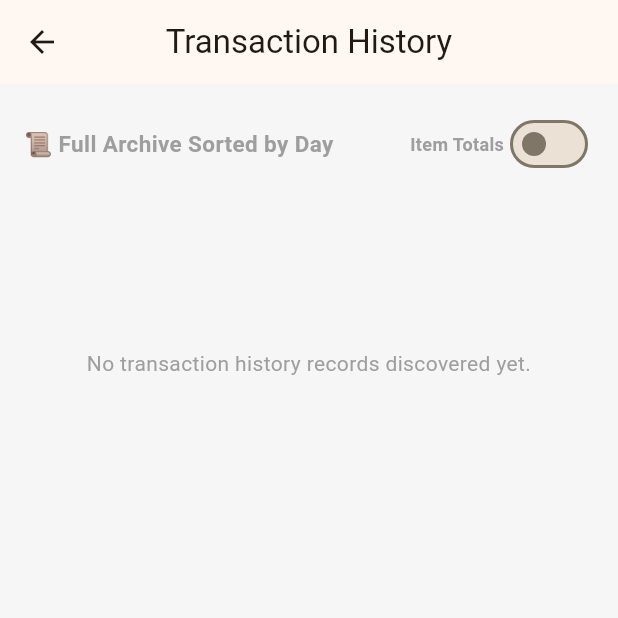
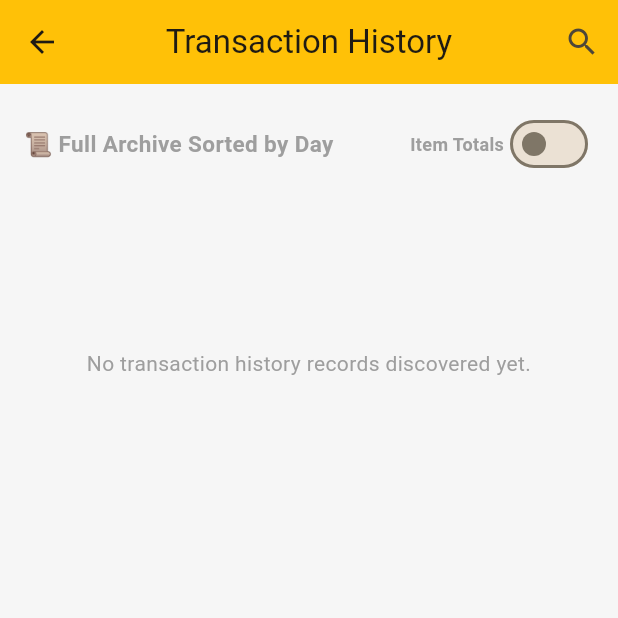
Before and after one commit to sopyaycreator/NguWar-Retail, a Flutter app: the screen it shows after launch, after a tap on "📜 Completed Transaction Logs", on a phone screen of 412 x 824 dp, the top half of it. Run offline on Flutter 3.47's test engine with Material 3 defaults, Android fonts, the phone set to English and light mode, and no system bars; our stand-ins replace flutter_animate, sqflite; missing offline and left inert: mobile_scanner; accounts and stored records are empty.

Commit message:
change_tab&add_searchLogic

```diff
--- a/lib/main.dart
+++ b/lib/main.dart
@@ -49,6 +49,7 @@ class _HomePageState extends State<HomePage> {
   bool _trackStock = true;
   int _saleEffect = 1;
   bool _isScanningCode = false;
+  int _selectedIndex = 0;
 
   @override
   void initState() {
@@ -401,7 +402,9 @@ class _HomePageState extends State<HomePage> {
 
   @override
   Widget build(BuildContext context) {
-    return Scaffold(
+    return DefaultTabController(
+      length: 2,
+      child: Scaffold(
         key: _scaffoldKey,
         onDrawerChanged: (isOpened) {
           if (isOpened) {
@@ -412,7 +415,7 @@ class _HomePageState extends State<HomePage> {
         },
         backgroundColor: const Color(0xFFF6F6F6),
         appBar: AppBar(
-        title: const Text("Home Product Stock"),
+          title: const Text("🛒 Stock"),
           centerTitle: true,
           backgroundColor: Colors.amber,
           actions: [
@@ -488,7 +491,6 @@ class _HomePageState extends State<HomePage> {
                         setState(() {
                           _saleEffect = value ?? 1;
                         });
-                      debugPrint("Scanner typing: [$value]");
                       },
                     ),
                     const SizedBox(height: 16),
@@ -504,7 +506,6 @@ class _HomePageState extends State<HomePage> {
                           ),
                           onChanged: (value) async {
                             if (value.trim().isEmpty) return;
-                          debugPrint("Scanner typing: [$value]");
 
                             final matched = await DBHelper.getItemByBarcode(
                               value.trim(),
@@ -560,7 +561,8 @@ class _HomePageState extends State<HomePage> {
                               ),
                               actions: [
                                 TextButton(
-                                onPressed: () => Navigator.of(dialogCtx).pop(),
+                                  onPressed: () =>
+                                      Navigator.of(dialogCtx).pop(),
                                   child: const Text("Cancel"),
                                 ),
                               ],
@@ -622,8 +624,6 @@ class _HomePageState extends State<HomePage> {
                       ),
                     ),
                   ),
-
-
                   const SizedBox(height: 12),
                   GestureDetector(
                     onTap: () {
@@ -668,7 +668,33 @@ class _HomePageState extends State<HomePage> {
             ),
           ),
         ),
-      body: Padding(
+        body: IndexedStack(
+          index: _selectedIndex,
+          children: [_buildHomeTab(), _buildInventoryTab()],
+        ),
+        bottomNavigationBar: BottomNavigationBar(
+          currentIndex: _selectedIndex,
+          onTap: (index) {
+            setState(() {
+              _selectedIndex = index;
+            });
+          },
+          selectedItemColor: Colors.amber.shade900,
+          unselectedItemColor: Colors.grey,
+          items: const [
+            BottomNavigationBarItem(icon: Icon(Icons.home), label: "Home"),
+            BottomNavigationBarItem(
+              icon: Icon(Icons.inventory_2),
+              label: "Inventory",
+            ),
+          ],
+        ),
+      ),
+    );
+  }
+
+  Widget _buildHomeTab() {
+    return Padding(
       padding: const EdgeInsets.all(12.0),
       child: Column(
         children: [
@@ -723,8 +749,7 @@ class _HomePageState extends State<HomePage> {
                         final int saleEffect =
                             (cartItem['saleEffect'] as num?)?.toInt() ?? 1;
                         final double unitPrice =
-                              (cartItem['priceUnit'] as num?)?.toDouble() ??
-                              0.0;
+                            (cartItem['priceUnit'] as num?)?.toDouble() ?? 0.0;
                         final int qty =
                             (cartItem['quantity'] as num?)?.toInt() ?? 0;
                         final String name =
@@ -833,7 +858,7 @@ class _HomePageState extends State<HomePage> {
               Navigator.of(context)
                   .push(
                     MaterialPageRoute(
-                        builder: (context) => const InventoryPage(),
+                      builder: (context) => const TransactionHistoryPage(),
                     ),
                   )
                   .then((_) {
@@ -849,17 +874,16 @@ class _HomePageState extends State<HomePage> {
                   mainAxisAlignment: MainAxisAlignment.spaceBetween,
                   children: [
                     Text(
-                        "📦 Inventory",
+                      "📜 Completed Transaction Logs",
                       style: TextStyle(
                         fontSize: 15,
                         fontWeight: FontWeight.bold,
-                          color: Colors.grey,
                       ),
                     ),
                     Icon(
                       Icons.arrow_forward_ios,
                       size: 14,
-                        color: Colors.grey,
+                      color: Colors.black,
                     ),
                   ],
                 ),
@@ -868,7 +892,155 @@ class _HomePageState extends State<HomePage> {
           ),
           const SizedBox(height: 6),
           Expanded(
-              flex: 4,
+            flex: 3,
+            child: FutureBuilder<List<Map<String, Object?>>>(
+              future: DBHelper.getSales(),
+              builder: (context, snapshot) {
+                if (!snapshot.hasData) {
+                  return const Center(child: CircularProgressIndicator());
+                }
+
+                final historyLogs = snapshot.data!;
+                if (historyLogs.isEmpty) {
+                  return const Center(
+                    child: Text(
+                      "No transaction history records discovered yet.",
+                    ),
+                  );
+                }
+
+                final Map<String, List<Map<String, Object?>>> groupedLogs = {};
+
+                for (final sale in historyLogs) {
+                  final String rawDateStr = sale['saleDate']?.toString() ?? '';
+                  final String dateKey = rawDateStr.length >= 10
+                      ? rawDateStr.substring(0, 10)
+                      : "Unknown Date";
+
+                  groupedLogs.putIfAbsent(dateKey, () => []);
+                  groupedLogs[dateKey]!.add(sale);
+                }
+
+                final List<String> sortedDates = groupedLogs.keys.toList();
+
+                return ListView.builder(
+                  itemCount: sortedDates.length,
+                  itemBuilder: (context, dateIndex) {
+                    final String dateHeader = sortedDates[dateIndex];
+                    final List<Map<String, Object?>> dailySales =
+                        groupedLogs[dateHeader]!;
+
+                    return Column(
+                      crossAxisAlignment: CrossAxisAlignment.start,
+                      children: [
+                        Padding(
+                          padding: const EdgeInsets.symmetric(
+                            vertical: 8.0,
+                            horizontal: 4.0,
+                          ),
+                          child: Container(
+                            padding: const EdgeInsets.symmetric(
+                              horizontal: 10,
+                              vertical: 4,
+                            ),
+                            decoration: BoxDecoration(
+                              color: Colors.grey.shade300,
+                              borderRadius: BorderRadius.circular(4),
+                            ),
+                            child: Text(
+                              "📅 $dateHeader",
+                              style: TextStyle(
+                                fontSize: 12,
+                                fontWeight: FontWeight.bold,
+                                color: Colors.grey.shade800,
+                              ),
+                            ),
+                          ),
+                        ),
+                        ...dailySales.map((saleRecord) {
+                          final String saleDate =
+                              saleRecord['saleDate']?.toString() ?? '';
+                          final String timeDisplay = saleDate.length >= 16
+                              ? saleDate.substring(11, 16)
+                              : "00:00";
+
+                          final String type =
+                              saleRecord['type']?.toString() ?? '';
+                          final double price =
+                              (saleRecord['price'] as num?)?.toDouble() ?? 0.0;
+                          final int id =
+                              (saleRecord['id'] as num?)?.toInt() ?? 0;
+
+                          return Card(
+                            margin: const EdgeInsets.only(bottom: 6),
+                            child: ListTile(
+                              dense: true,
+                              leading: const Icon(
+                                Icons.receipt_long,
+                                color: Colors.green,
+                              ),
+                              title: Text(
+                                type,
+                                style: const TextStyle(
+                                  fontWeight: FontWeight.w500,
+                                ),
+                              ),
+                              subtitle: Text(
+                                "Time: $timeDisplay",
+                                style: const TextStyle(fontSize: 11),
+                              ),
+                              trailing: Row(
+                                mainAxisSize: MainAxisSize.min,
+                                children: [
+                                  Text(
+                                    "${price.toStringAsFixed(0)} MMK",
+                                    style: const TextStyle(
+                                      fontWeight: FontWeight.bold,
+                                      color: Colors.green,
+                                    ),
+                                  ),
+                                  IconButton(
+                                    icon: const Icon(
+                                      Icons.delete,
+                                      color: Colors.red,
+                                      size: 16,
+                                    ),
+                                    onPressed: () async {
+                                      await DBHelper.deleteSale(id);
+                                      setState(() {});
+                                    },
+                                  ),
+                                ],
+                              ),
+                            ),
+                          );
+                        }),
+                      ],
+                    );
+                  },
+                );
+              },
+            ),
+          ),
+        ],
+      ),
+    );
+  }
+
+  Widget _buildInventoryTab() {
+    return Padding(
+      padding: const EdgeInsets.all(12.0),
+      child: Column(
+        children: [
+          const Align(
+            alignment: Alignment.centerLeft,
+            child: Text(
+              "📦 Inventory",
+              style: TextStyle(fontSize: 16, fontWeight: FontWeight.bold),
+            ),
+          ),
+          const SizedBox(height: 6),
+          Expanded(
             child: FutureBuilder<List<Map<String, Object?>>>(
               future: DBHelper.getItems(),
               builder: (context, snapshot) {
@@ -968,181 +1140,7 @@ class _HomePageState extends State<HomePage> {
               },
             ),
           ),
-            const Divider(height: 24, thickness: 1),
-            GestureDetector(
-              onTap: () {
-                Navigator.of(context)
-                    .push(
-                      MaterialPageRoute(
-                        builder: (context) => const TransactionHistoryPage(),
-                      ),
-                    )
-                    .then((_) {
-                      setState(() {});
-                    });
-              },
-              child: MouseRegion(
-                cursor: SystemMouseCursors.click,
-                child: Container(
-                  padding: const EdgeInsets.symmetric(vertical: 4.0),
-                  color: Colors.transparent,
-                  child: const Row(
-                    mainAxisAlignment: MainAxisAlignment.spaceBetween,
-                    children: [
-                      Text(
-                        "📜 Completed Transaction Logs",
-                        style: TextStyle(
-                          fontSize: 15,
-                          fontWeight: FontWeight.bold,
-                        ),
-                      ),
-                      Icon(
-                        Icons.arrow_forward_ios,
-                        size: 14,
-                        color: Colors.black,
-                      ),
         ],
-                  ),
-                ),
-              ),
-            ),
-            const SizedBox(height: 6),
-            Expanded(
-              flex: 3,
-              child: FutureBuilder<List<Map<String, Object?>>>(
-                future: DBHelper.getSales(),
-                builder: (context, snapshot) {
-                  if (!snapshot.hasData) {
-                    return const Center(child: CircularProgressIndicator());
-                  }
-
-                  final historyLogs = snapshot.data!;
-                  if (historyLogs.isEmpty) {
-                    return const Center(
-                      child: Text(
-                        "No transaction history records discovered yet.",
-                      ),
-                    );
-                  }
-
-                  final Map<String, List<Map<String, Object?>>> groupedLogs =
-                      {};
-
-                  for (final sale in historyLogs) {
-                    final String rawDateStr =
-                        sale['saleDate']?.toString() ?? '';
-                    final String dateKey = rawDateStr.length >= 10
-                        ? rawDateStr.substring(0, 10)
-                        : "Unknown Date";
-
-                    groupedLogs.putIfAbsent(dateKey, () => []);
-                    groupedLogs[dateKey]!.add(sale);
-                  }
-
-                  final List<String> sortedDates = groupedLogs.keys.toList();
-
-                  return ListView.builder(
-                    itemCount: sortedDates.length,
-                    itemBuilder: (context, dateIndex) {
-                      final String dateHeader = sortedDates[dateIndex];
-                      final List<Map<String, Object?>> dailySales =
-                          groupedLogs[dateHeader]!;
-
-                      return Column(
-                        crossAxisAlignment: CrossAxisAlignment.start,
-                        children: [
-                          Padding(
-                            padding: const EdgeInsets.symmetric(
-                              vertical: 8.0,
-                              horizontal: 4.0,
-                            ),
-                            child: Container(
-                              padding: const EdgeInsets.symmetric(
-                                horizontal: 10,
-                                vertical: 4,
-                              ),
-                              decoration: BoxDecoration(
-                                color: Colors.grey.shade300,
-                                borderRadius: BorderRadius.circular(4),
-                              ),
-                              child: Text(
-                                "📅 $dateHeader",
-                                style: TextStyle(
-                                  fontSize: 12,
-                                  fontWeight: FontWeight.bold,
-                                  color: Colors.grey.shade800,
-                                ),
-                              ),
-                            ),
-                          ),
-                          ...dailySales.map((saleRecord) {
-                            final String saleDate =
-                                saleRecord['saleDate']?.toString() ?? '';
-                            final String timeDisplay = saleDate.length >= 16
-                                ? saleDate.substring(11, 16)
-                                : "00:00";
-
-                            final String type =
-                                saleRecord['type']?.toString() ?? '';
-                            final double price =
-                                (saleRecord['price'] as num?)?.toDouble() ??
-                                0.0;
-                            final int id =
-                                (saleRecord['id'] as num?)?.toInt() ?? 0;
-
-                            return Card(
-                              margin: const EdgeInsets.only(bottom: 6),
-                              child: ListTile(
-                                dense: true,
-                                leading: const Icon(
-                                  Icons.receipt_long,
-                                  color: Colors.green,
-                                ),
-                                title: Text(
-                                  type,
-                                  style: const TextStyle(
-                                    fontWeight: FontWeight.w500,
-                                  ),
-                                ),
-                                subtitle: Text(
-                                  "Time: $timeDisplay",
-                                  style: const TextStyle(fontSize: 11),
-                                ),
-                                trailing: Row(
-                                  mainAxisSize: MainAxisSize.min,
-                                  children: [
-                                    Text(
-                                      "${price.toStringAsFixed(0)} MMK",
-                                      style: const TextStyle(
-                                        fontWeight: FontWeight.bold,
-                                        color: Colors.green,
-                                      ),
-                                    ),
-                                    IconButton(
-                                      icon: const Icon(
-                                        Icons.delete,
-                                        color: Colors.red,
-                                        size: 16,
-                                      ),
-                                      onPressed: () async {
-                                        await DBHelper.deleteSale(id);
-                                        setState(() {});
-                                      },
-                                    ),
-                                  ],
-                                ),
-                              ),
-                            );
-                          }),
-                        ],
-                      );
-                    },
-                  );
-                },
-              ),
-            ),
-          ],
-        ),
       ),
     );
   }
--- a/lib/transaction_history_page.dart
+++ b/lib/transaction_history_page.dart
@@ -13,6 +13,38 @@ class _TransactionHistoryPageState extends State<TransactionHistoryPage> {
       GlobalKey<RefreshIndicatorState>();
 
   bool _showDailyItemTotals = false;
+  DateTime? _selectedFilterDate;
+  String? _selectedFilterDateText;
+  Future<void> _pickFilterDate() async {
+    final DateTime now = DateTime.now();
+
+    final DateTime? picked = await showDatePicker(
+      context: context,
+      initialDate: _selectedFilterDate ?? now,
+      firstDate: DateTime(2020),
+      lastDate: DateTime(2100),
+      helpText: 'Select transaction date',
+    );
+
+    if (picked == null) return;
+
+    final String formatted =
+        "${picked.year.toString().padLeft(4, '0')}-"
+        "${picked.month.toString().padLeft(2, '0')}-"
+        "${picked.day.toString().padLeft(2, '0')}";
+
+    setState(() {
+      _selectedFilterDate = picked;
+      _selectedFilterDateText = formatted;
+    });
+  }
+
+  void _clearFilterDate() {
+    setState(() {
+      _selectedFilterDate = null;
+      _selectedFilterDateText = null;
+    });
+  }
 
   Map<String, Map<String, int>> _buildDailyItemTotals(
     List<Map<String, dynamic>> historyLogs,
@@ -54,6 +86,20 @@ class _TransactionHistoryPageState extends State<TransactionHistoryPage> {
         title: const Text("Transaction History"),
         centerTitle: true,
         elevation: 0,
+        backgroundColor: Colors.amber,
+        actions: [
+          IconButton(
+            tooltip: "Search by date",
+            onPressed: _pickFilterDate,
+            icon: const Icon(Icons.search),
+          ),
+          if (_selectedFilterDateText != null)
+            IconButton(
+              tooltip: "Clear date filter",
+              onPressed: _clearFilterDate,
+              icon: const Icon(Icons.close),
+            ),
+        ],
       ),
       body: SafeArea(
         child: Padding(
@@ -65,6 +111,9 @@ class _TransactionHistoryPageState extends State<TransactionHistoryPage> {
                 crossAxisAlignment: CrossAxisAlignment.center,
                 children: [
                   Expanded(
+                    child: Row(
+                      children: [
+                        Expanded(
                           child: Text(
                             _showDailyItemTotals
                                 ? "📦 Daily Item Totals"
@@ -74,6 +123,11 @@ class _TransactionHistoryPageState extends State<TransactionHistoryPage> {
                               fontWeight: FontWeight.bold,
                               color: Colors.grey,
                             ),
+                          ),
+                        ),
+
+
+                      ],
                     ),
                   ),
                   const SizedBox(width: 8),
@@ -95,6 +149,17 @@ class _TransactionHistoryPageState extends State<TransactionHistoryPage> {
                   ),
                 ],
               ),
+              if (_selectedFilterDateText != null) ...[
+                const SizedBox(height: 6),
+                Text(
+                  "Filtered date: $_selectedFilterDateText",
+                  style: const TextStyle(
+                    fontSize: 12,
+                    fontWeight: FontWeight.w600,
+                    color: Colors.deepOrange,
+                  ),
+                ),
+              ],
               const SizedBox(height: 12),
               Expanded(
                 child: RefreshIndicator(
```
Lines whose indentation alone changed are shown as unchanged.
